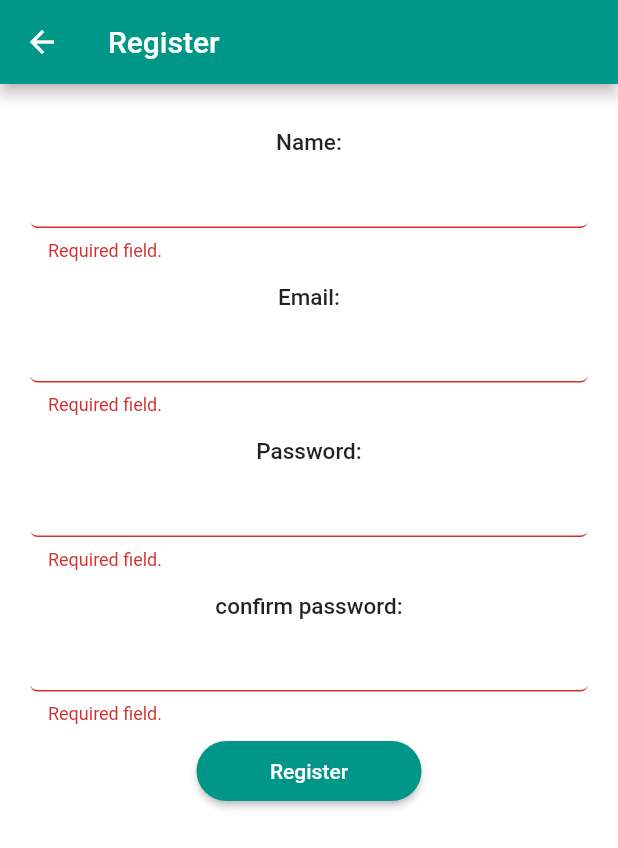
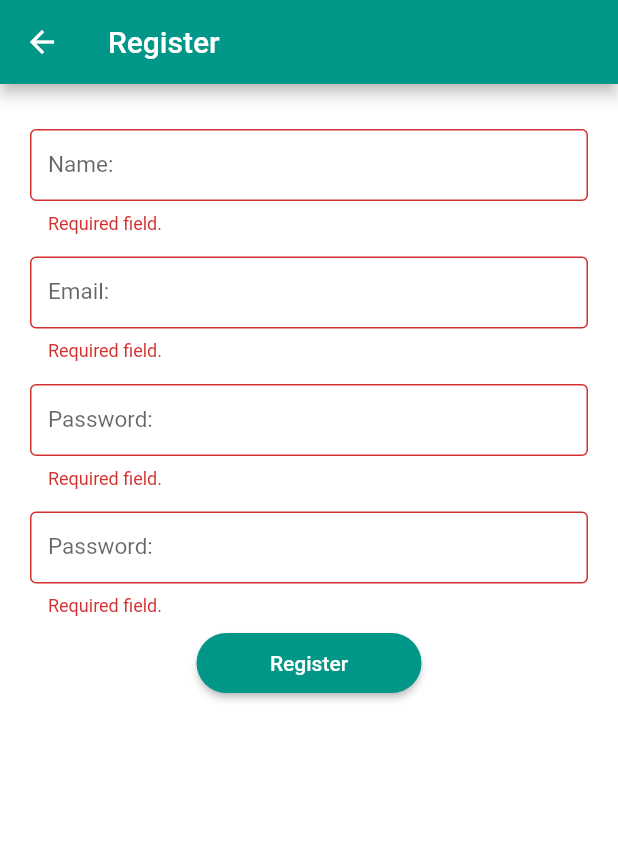
Before and after one commit to Stefanyvitoria/manager_app, a Flutter app: the Register screen opened by its route, after a tap on "Register", on a phone screen of 412 x 824 dp. Shown: the top 848 px of the screen. Run offline on Flutter 3.47's test engine with Material 2 defaults, Android fonts, the phone set to English and light mode, and no system bars; our stand-ins replace cloud_firestore, firebase_auth, firebase_core, font_awesome_flutter; accounts and stored records are empty; network calls fail.

Commit message:
add to patter.

```diff
--- a/lib/screens/login.dart
+++ b/lib/screens/login.dart
@@ -26,8 +26,8 @@ class _LoginState extends State<Login> {
   Widget build(BuildContext context) {
     _type = ModalRoute.of(context).settings.arguments; // recovery user type.
 
-    _emailController.text = 't@gmail.com';
-    //_emailController.text = 'stefanyvitoria9307@gmail.com';
+    //_emailController.text = 't@gmail.com';
+    _emailController.text = 'stefanyvitoria9307@gmail.com';
     _passWController.text = '123456';
     return Scaffold(
       appBar: AppBar(
--- a/lib/screens/register_user.dart
+++ b/lib/screens/register_user.dart
@@ -10,10 +10,7 @@ class Register extends StatefulWidget {
 }
 
 class _RegisterState extends State<Register> {
-  TextEditingController _nameContoler = TextEditingController();
-  TextEditingController _emailControler = TextEditingController();
-  TextEditingController _passWord1Controler = TextEditingController();
-  TextEditingController _passWord2Controler = TextEditingController();
+  String name, email, passw1, passw2;
 
   final _formkey = GlobalKey<FormState>();
   final auth = FirebaseAuth.instance;
@@ -32,98 +29,70 @@ class _RegisterState extends State<Register> {
         child: ListView(
           padding: EdgeInsets.only(top: 30, left: 20, right: 20),
           children: [
-            Center(
-              child: Text(
-                'Name:',
-                style: TextStyle(
-                  fontSize: 15.0,
-                  fontWeight: FontWeight.w500,
-                ),
-              ),
-            ),
-            Container(
-              child: TextFormField(
+            TextFormField(
               validator: (String value) {
                 return value.isEmpty ? 'Required field.' : null;
               },
-                onSaved: (text) {
-                  _nameContoler.text = text;
+              onChanged: (text) {
+                name = text;
               },
-                controller: _nameContoler,
+              decoration: const InputDecoration(
+                labelText: 'Name:',
+                labelStyle: TextStyle(fontSize: 15),
+                border: OutlineInputBorder(),
               ),
             ),
             ConstantesSpaces.spacermin,
-            Center(
-              child: Text(
-                'Email:',
-                style: TextStyle(
-                  fontSize: 15.0,
-                  fontWeight: FontWeight.w500,
-                ),
-              ),
-            ),
-            Container(
-              child: TextFormField(
+            TextFormField(
               keyboardType: TextInputType.emailAddress,
               validator: (String value) {
                 return value.isEmpty ? 'Required field.' : null;
               },
-                onSaved: (text) {
-                  _emailControler.text = text;
+              onChanged: (text) {
+                email = text;
               },
-                controller: _emailControler,
+              decoration: const InputDecoration(
+                labelText: 'Email:',
+                labelStyle: TextStyle(fontSize: 15),
+                border: OutlineInputBorder(),
               ),
             ),
             ConstantesSpaces.spacermin,
-            Center(
-              child: Text(
-                'Password:',
-                style: TextStyle(
-                  fontSize: 15.0,
-                  fontWeight: FontWeight.w500,
-                ),
-              ),
-            ),
-            Container(
-              child: TextFormField(
+            TextFormField(
               obscureText: true,
               validator: (String value) {
                 return value.isEmpty
                     ? 'Required field.'
-                      : value != _passWord2Controler.text
+                    : value != passw2
                         ? 'incompatible passwords.'
                         : null;
               },
-                onSaved: (text) {
-                  _passWord1Controler.text = text;
+              onChanged: (text) {
+                passw1 = text;
               },
-                controller: _passWord1Controler,
+              decoration: const InputDecoration(
+                labelText: 'Password:',
+                labelStyle: TextStyle(fontSize: 15),
+                border: OutlineInputBorder(),
               ),
             ),
             ConstantesSpaces.spacermin,
-            Center(
-              child: Text(
-                'confirm password:',
-                style: TextStyle(
-                  fontSize: 15.0,
-                  fontWeight: FontWeight.w500,
-                ),
-              ),
-            ),
-            Container(
-              child: TextFormField(
+            TextFormField(
               obscureText: true,
               validator: (String value) {
                 return value.isEmpty
                     ? 'Required field.'
-                      : value != _passWord1Controler.text
+                    : value != passw1
                         ? 'incompatible passwords.'
                         : null;
               },
-                onSaved: (text) {
-                  _passWord2Controler.text = text;
+              onChanged: (text) {
+                passw2 = text;
               },
-                controller: _passWord2Controler,
+              decoration: const InputDecoration(
+                labelText: 'Password:',
+                labelStyle: TextStyle(fontSize: 15),
+                border: OutlineInputBorder(),
               ),
             ),
             Align(
@@ -151,9 +120,9 @@ class _RegisterState extends State<Register> {
 
   bool _validate() {
     if (_formkey.currentState.validate()) {
-      ceo.password = _passWord1Controler.text;
-      ceo.name = _nameContoler.text;
-      ceo.email = _emailControler.text;
+      ceo.password = passw1;
+      ceo.name = name;
+      ceo.email = email;
       return true;
     }
     return false;
```
Lines whose indentation alone changed are shown as unchanged.
